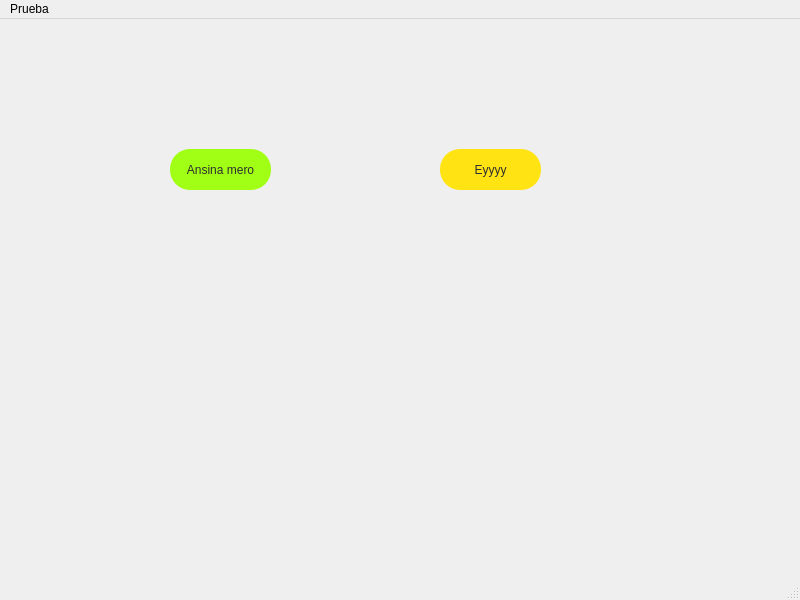
Before: the Qt Designer form App/ui/Ventana_Principal.ui in martyn1128/Lenguajes-AutomatasI, drawn with Qt 5.
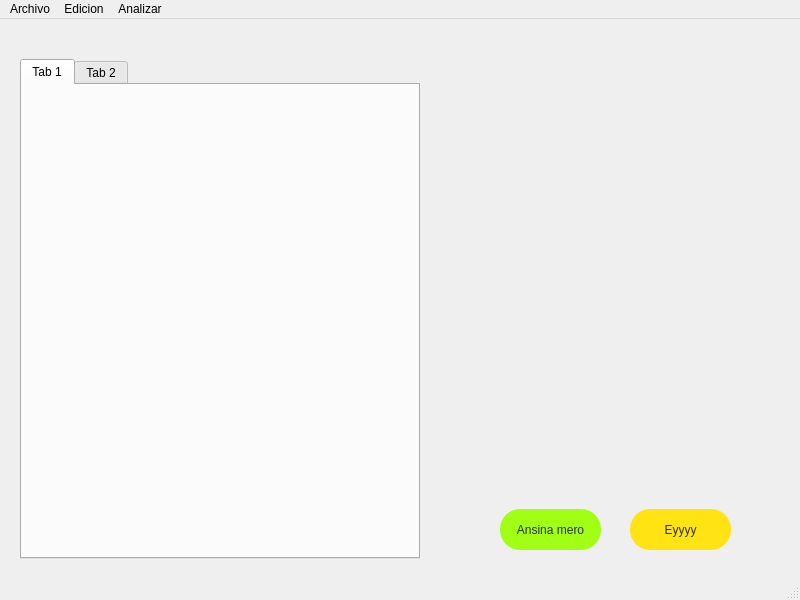
After: the same form once the commit is applied.

The edit to the form file:
```diff
--- a/App/ui/Ventana_Principal.ui
+++ b/App/ui/Ventana_Principal.ui
@@ -14,11 +14,24 @@
    <string>MainWindow</string>
   </property>
   <widget class="QWidget" name="centralwidget">
+   <widget class="QStackedWidget" name="stackedWidget">
+    <property name="geometry">
+     <rect>
+      <x>10</x>
+      <y>10</y>
+      <width>781</width>
+      <height>561</height>
+     </rect>
+    </property>
+    <property name="currentIndex">
+     <number>0</number>
+    </property>
+    <widget class="QWidget" name="page">
    <widget class="QPushButton" name="pushButton">
     <property name="geometry">
      <rect>
-      <x>170</x>
-      <y>130</y>
+        <x>490</x>
+        <y>480</y>
       <width>101</width>
       <height>41</height>
      </rect>
@@ -35,8 +48,8 @@
    <widget class="QPushButton" name="pushButton_2">
     <property name="geometry">
      <rect>
-      <x>440</x>
-      <y>130</y>
+        <x>620</x>
+        <y>480</y>
       <width>101</width>
       <height>41</height>
      </rect>
@@ -50,6 +63,35 @@
      <string>Eyyyy</string>
     </property>
    </widget>
+     <widget class="QTabWidget" name="tabWidget">
+      <property name="geometry">
+       <rect>
+        <x>10</x>
+        <y>30</y>
+        <width>400</width>
+        <height>500</height>
+       </rect>
+      </property>
+      <property name="minimumSize">
+       <size>
+        <width>400</width>
+        <height>500</height>
+       </size>
+      </property>
+      <widget class="QWidget" name="tab">
+       <attribute name="title">
+        <string>Tab 1</string>
+       </attribute>
+      </widget>
+      <widget class="QWidget" name="tab_2">
+       <attribute name="title">
+        <string>Tab 2</string>
+       </attribute>
+      </widget>
+     </widget>
+    </widget>
+    <widget class="QWidget" name="page_2"/>
+   </widget>
   </widget>
   <widget class="QMenuBar" name="menubar">
    <property name="geometry">
@@ -57,15 +99,43 @@
      <x>0</x>
      <y>0</y>
      <width>800</width>
-     <height>33</height>
+     <height>22</height>
     </rect>
    </property>
    <widget class="QMenu" name="menuPrueba">
     <property name="title">
-     <string>Prueba</string>
+     <string>Archivo</string>
     </property>
+    <addaction name="actionAbrir"/>
+    <addaction name="actionNuevo"/>
+    <addaction name="actionGuardar"/>
+    <addaction name="actionGuadar_como"/>
+    <addaction name="actionCerrar"/>
+    <addaction name="separator"/>
+   </widget>
+   <widget class="QMenu" name="menuEdicion">
+    <property name="title">
+     <string>Edicion</string>
+    </property>
+    <addaction name="actionCopiar"/>
+    <addaction name="actionCortar"/>
+    <addaction name="actionPegar"/>
+    <addaction name="actionSeleccionar_todo"/>
+    <addaction name="actionReaser"/>
+    <addaction name="actionDesaser"/>
+    <addaction name="separator"/>
+   </widget>
+   <widget class="QMenu" name="menuAnalizar">
+    <property name="title">
+     <string>Analizar</string>
+    </property>
+    <addaction name="actionAnalizador_L_xico"/>
+    <addaction name="actionAnalizador_Sint_ctico"/>
+    <addaction name="separator"/>
    </widget>
    <addaction name="menuPrueba"/>
+   <addaction name="menuEdicion"/>
+   <addaction name="menuAnalizar"/>
   </widget>
   <widget class="QStatusBar" name="statusbar"/>
  </widget>
```
Left out of the diff: 65 changed lines with no effect on the pictures. Lines whose indentation alone changed are shown as unchanged.
